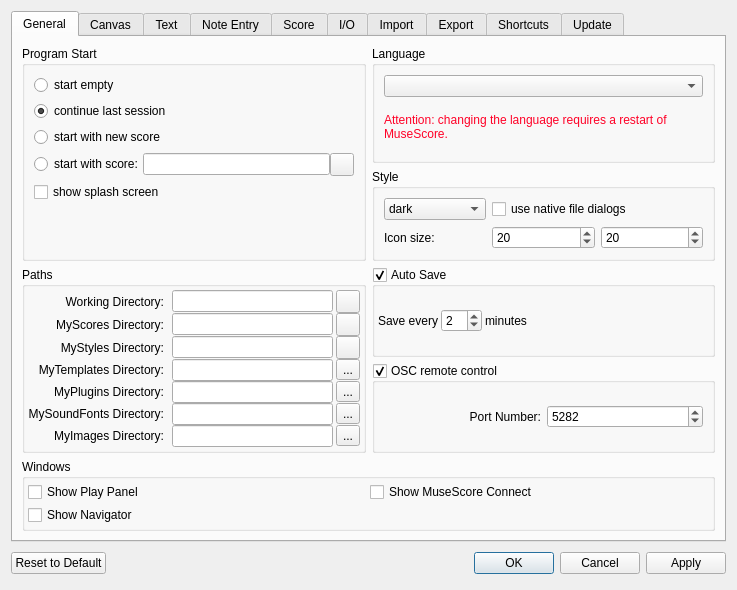
musescore/musescore-old, file mscore/mscore/prefsdialog.ui: the form before one commit.
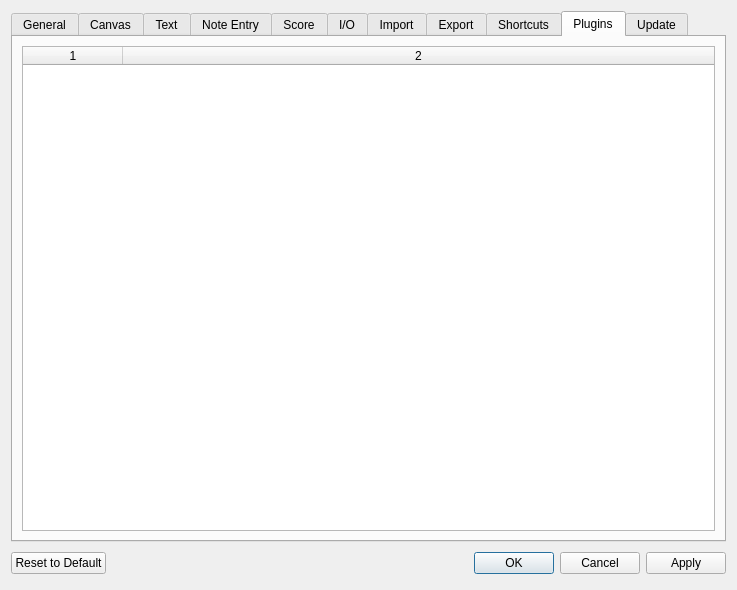
The form after the commit. The open tabs and pages were chosen to show the change. Custom widgets are drawn as their Qt base class.

What changed in the file:
```diff
--- a/mscore/mscore/prefsdialog.ui
+++ b/mscore/mscore/prefsdialog.ui
@@ -2661,6 +2661,43 @@
        </item>
       </layout>
      </widget>
+     <widget class="QWidget" name="plugins">
+      <attribute name="title">
+       <string>Plugins</string>
+      </attribute>
+      <layout class="QVBoxLayout" name="verticalLayout_12">
+       <item>
+        <widget class="QTableWidget" name="pluginTable">
+         <property name="alternatingRowColors">
+          <bool>true</bool>
+         </property>
+         <property name="selectionMode">
+          <enum>QAbstractItemView::SingleSelection</enum>
+         </property>
+         <property name="selectionBehavior">
+          <enum>QAbstractItemView::SelectRows</enum>
+         </property>
+         <property name="showGrid">
+          <bool>false</bool>
+         </property>
+         <property name="cornerButtonEnabled">
+          <bool>false</bool>
+         </property>
+         <property name="columnCount">
+          <number>2</number>
+         </property>
+         <attribute name="horizontalHeaderStretchLastSection">
+          <bool>true</bool>
+         </attribute>
+         <attribute name="verticalHeaderVisible">
+          <bool>false</bool>
+         </attribute>
+         <column/>
+         <column/>
+        </widget>
+       </item>
+      </layout>
+     </widget>
      <widget class="QWidget" name="update">
       <property name="accessibleName">
        <string/>
```
